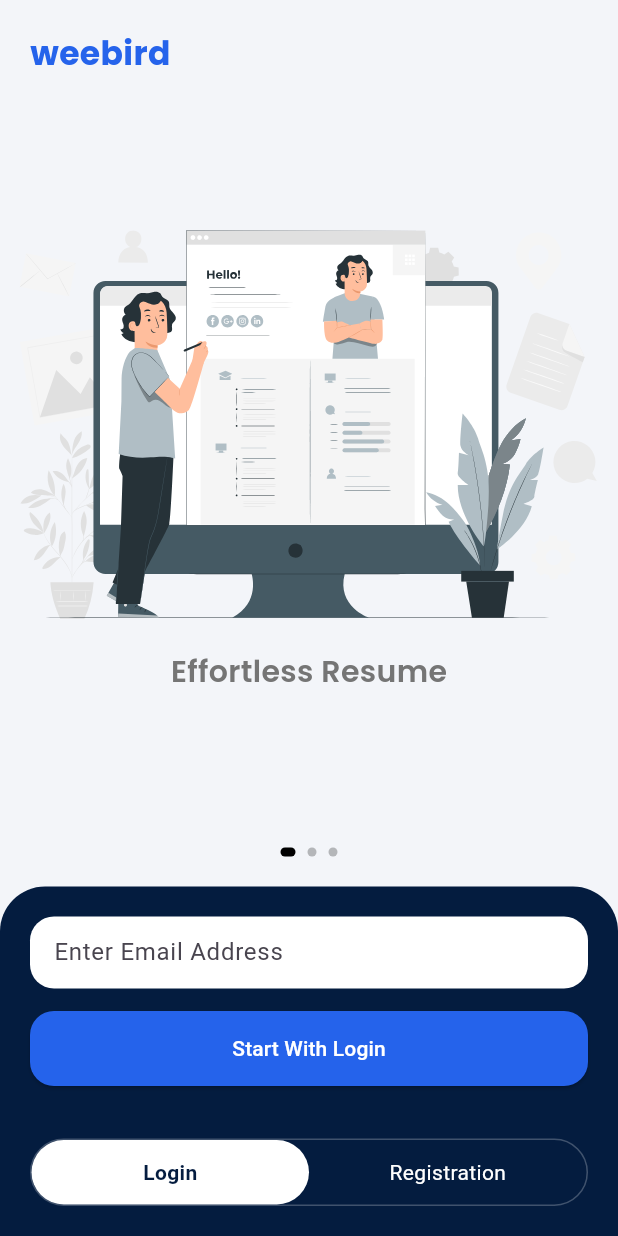
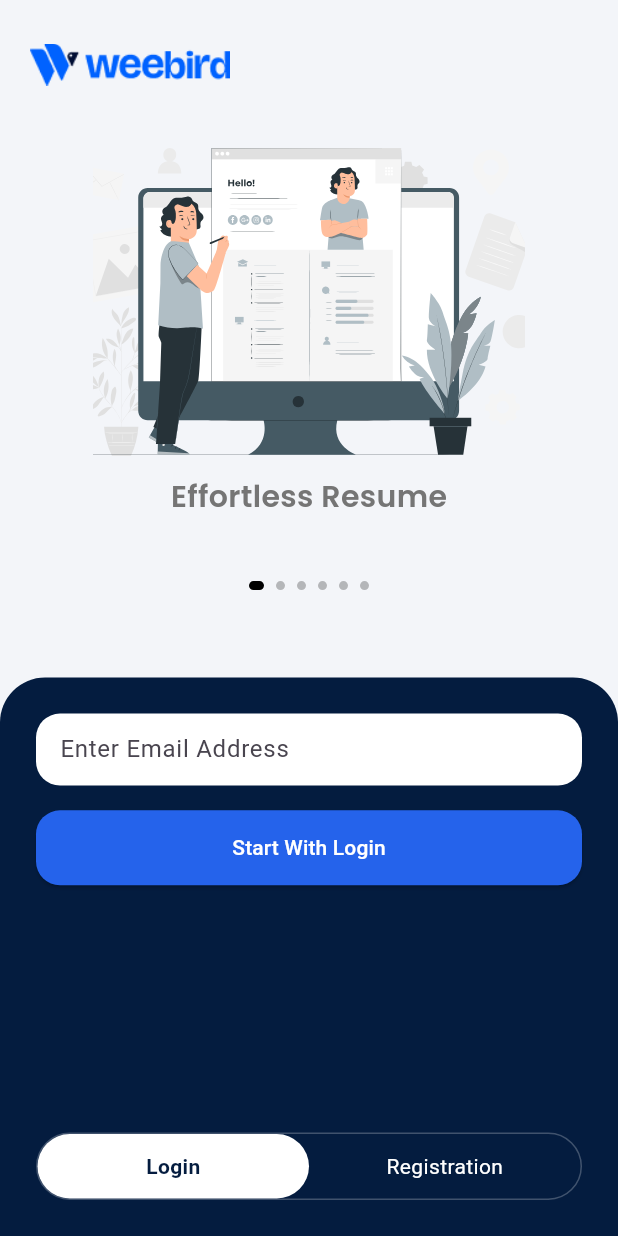
Before and after one commit to hellowizaaard/wizaaard-app, a Flutter app: the screen it shows after launch, on a phone screen of 412 x 824 dp. Run offline on Flutter 3.47's test engine with Material 3 defaults, Android fonts, the phone set to English and light mode, and no system bars; drawn by our look-alikes of upgrader; our stand-ins replace badges, bloc, connectivity_plus, dio, equatable, firebase_analytics and 7 more; accounts and stored records are empty.

Commit message:
fixed onboarding UI

```diff
--- a/lib/features/auth/onboarding_auth_screen.dart
+++ b/lib/features/auth/onboarding_auth_screen.dart
@@ -17,6 +17,10 @@ class _OnboardingAuthScreenState extends State<OnboardingAuthScreen> {
     "Effortless Resume",
     "Smart Networking",
     "NoCode Biopage",
+    "Flexible Templates",
+    "Flexible Templates",
+    "Connect Right Jobs",
+    "Mentor Guidance"
   ];
 
   final images = [
@@ -24,35 +28,36 @@ class _OnboardingAuthScreenState extends State<OnboardingAuthScreen> {
     "assets/onboard/onboard_2.svg",
     "assets/onboard/onboard_3.svg",
     "assets/onboard/onboard_4.svg",
+    "assets/onboard/onboard_5.svg",
+    "assets/onboard/onboard_6.svg"
   ];
 
   @override
   Widget build(BuildContext context) {
+    final h = MediaQuery.of(context).size.height;
+
     return Scaffold(
       backgroundColor: const Color(0xFFF3F5F9),
       body: SafeArea(
         child: Column(
+          mainAxisAlignment: MainAxisAlignment.spaceBetween,
           children: [
-            const SizedBox(height: 20),
-
+            SizedBox(height: h * 0.01),
             // Logo
             Padding(
               padding: const EdgeInsets.only(left: 20),
               child: Align(
                 alignment: Alignment.centerLeft,
-                child: Text(
-                  "weebird",
-                  style: GoogleFonts.poppins(
-                    fontSize: 22,
-                    fontWeight: FontWeight.bold,
-                    color: const Color(0xFF2563EB),
-                  ),
+                child: Image.asset(
+                  'assets/logo/logo.png',
+                  height: 28,
                 ),
               ),
             ),
 
             // Slider
-            Expanded(
+            SizedBox(
+              height: MediaQuery.of(context).size.height * 0.35,
               child: PageView.builder(
                 controller: _pageController,
                 itemCount: images.length,
@@ -63,12 +68,14 @@ class _OnboardingAuthScreenState extends State<OnboardingAuthScreen> {
                   return Column(
                     mainAxisAlignment: MainAxisAlignment.center,
                     children: [
-                      SvgPicture.asset(
-                        images[index],
-                        height: 260,
-                        fit: BoxFit.contain,
+                      SizedBox(
+                        height: h * 0.25,
+                        child: SvgPicture.asset(
+                          images[index],
+                          fit: BoxFit.fitHeight,
+                        ),
                       ),
-                      const SizedBox(height: 20),
+                      SizedBox(height: h * 0.015),
                       Text(
                         titles[index],
                         style: GoogleFonts.poppins(
@@ -83,12 +90,11 @@ class _OnboardingAuthScreenState extends State<OnboardingAuthScreen> {
               ),
             ),
 
-
             // Dots Indicator
             Row(
               mainAxisAlignment: MainAxisAlignment.center,
               children: List.generate(
-                3,
+                images.length,
                     (index) => Container(
                   margin: const EdgeInsets.symmetric(horizontal: 4),
                   width: currentIndex == index ? 10 : 6,
@@ -103,11 +109,13 @@ class _OnboardingAuthScreenState extends State<OnboardingAuthScreen> {
               ),
             ),
 
-            const SizedBox(height: 20),
+
+            // White breathing space
+            SizedBox(height: MediaQuery.of(context).size.height * 0.02),
 
             // Bottom Card
             Container(
-              padding: const EdgeInsets.all(20),
+              padding: const EdgeInsets.all(24),
               decoration: const BoxDecoration(
                 color: Color(0xFF041C3F),
                 borderRadius: BorderRadius.vertical(top: Radius.circular(30)),
@@ -115,11 +123,9 @@ class _OnboardingAuthScreenState extends State<OnboardingAuthScreen> {
               child: Column(
                 children: [
                   _inputField(),
-                  const SizedBox(height: 15),
+                  SizedBox(height: h * 0.02),
                   _startButton(),
-                  const SizedBox(height: 15),
-
-                  const SizedBox(height: 20),
+                  SizedBox(height: h * 0.2),
                   _loginRegisterSwitch(),
                 ],
               ),
@@ -163,7 +169,6 @@ class _OnboardingAuthScreenState extends State<OnboardingAuthScreen> {
     );
   }
 
-
   Widget _loginRegisterSwitch() {
     return Container(
       height: 45,
--- a/pubspec.yaml
+++ b/pubspec.yaml
@@ -83,6 +83,7 @@ flutter:
   # To add assets to your application, add an assets section, like this:
   assets:
     - assets/logo/ic_logo.svg
+    - assets/logo/logo.png
     - assets/logo/main_logo.svg
     - assets/icons/ic_home.svg
     - assets/icons/ic_resume.svg
```
Also changed, not shown: assets/logo/logo.png (added).
